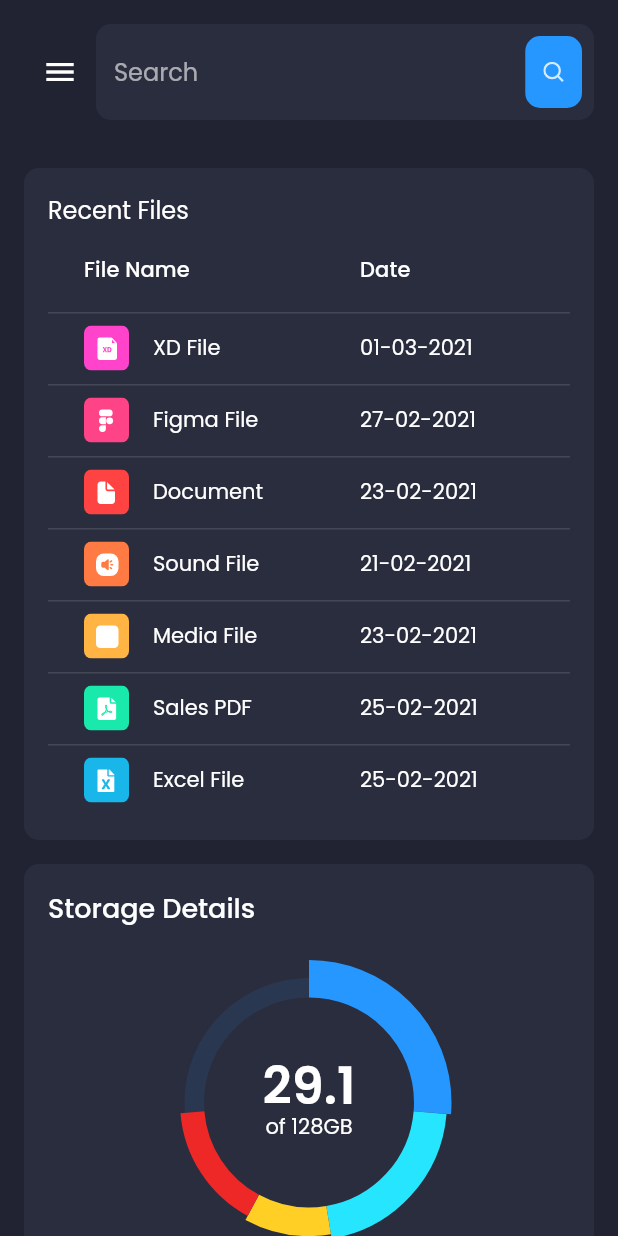
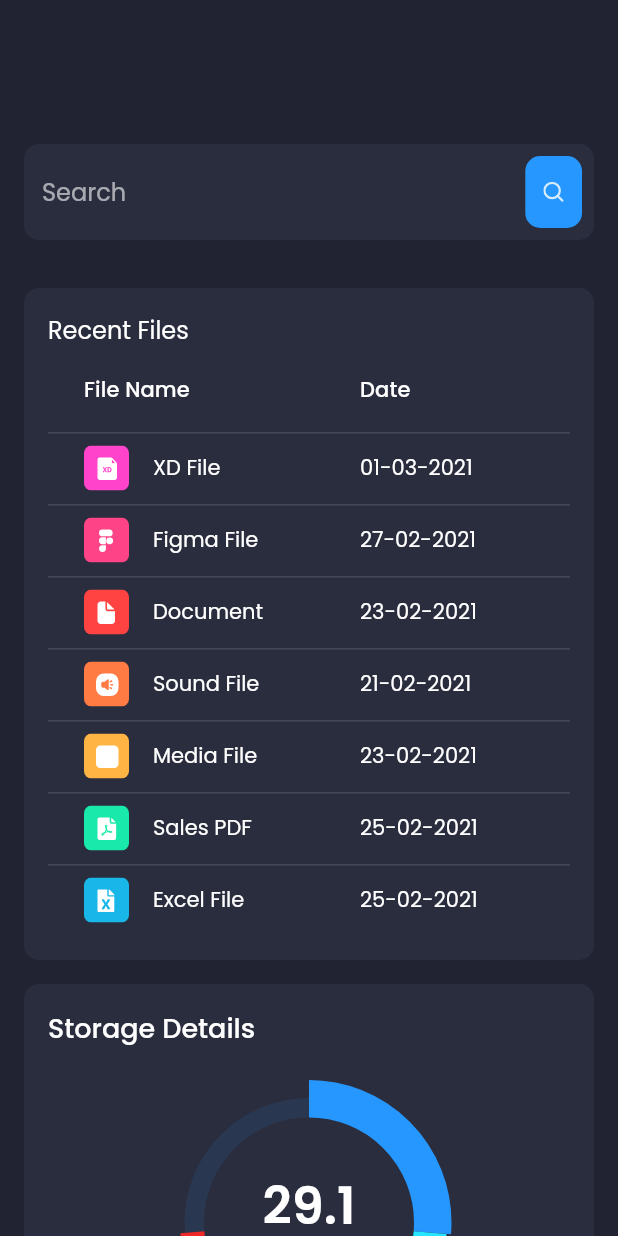
Before and after one commit to hemant1109/Flutter-Responsive-Admin-Panel-or-Dashboard, a Flutter app: the screen it shows after launch, on a phone screen of 412 x 824 dp. Run offline on Flutter 3.47's test engine with Material 2 defaults, Android fonts, the phone set to English and light mode, and no system bars; drawn by our look-alikes of data_table_2, fl_chart; our stand-ins replace flutter_svg, google_fonts.

Commit message:
creating dashboard

```diff
--- a/lib/screens/dashboard/components/header.dart
+++ b/lib/screens/dashboard/components/header.dart
@@ -15,13 +15,26 @@ class Header extends StatelessWidget {
   Widget build(BuildContext context) {
     return Row(
       children: [
-        if (!Responsive.isDesktop(context))
-          IconButton(
-            icon: Icon(Icons.menu),
-            onPressed: context.read<MenuController>().controlMenu,
+        // if (!Responsive.isDesktop(context))
+        //   IconButton(
+        //     icon: Icon(Icons.menu),
+        //     onPressed: context
+        //         .read<MenuController>()
+        //         .controlMenu,
+        //   ),
+        if (!Responsive.isMobile(context))
+          InkWell(
+            onTap: () {},
+            child: Container(
+              padding: EdgeInsets.all(defaultPadding * 0.45),
+              margin: EdgeInsets.symmetric(horizontal: defaultPadding / 2,vertical: defaultPadding / 2),
+              decoration: BoxDecoration(
+                color: primaryColor,
+                borderRadius: const BorderRadius.all(Radius.circular(10)),
+              ),
+              child: Icon(Icons.add),
+            ),
           ),
-        if (!Responsive.isMobile(context))
-          IconButton(onPressed: () => {}, icon: Icon(Icons.add),),
         if (!Responsive.isMobile(context))
           Spacer(flex: Responsive.isDesktop(context) ? 2 : 1),
         Expanded(child: SearchField()),
@@ -58,7 +71,7 @@ class ProfileCard extends StatelessWidget {
           if (!Responsive.isMobile(context))
             Padding(
               padding:
-                  const EdgeInsets.symmetric(horizontal: defaultPadding / 2),
+              const EdgeInsets.symmetric(horizontal: defaultPadding / 2),
               child: Text("Angelina Jolie"),
             ),
           Icon(Icons.keyboard_arrow_down),
--- a/lib/screens/dashboard/dashboard_screen.dart
+++ b/lib/screens/dashboard/dashboard_screen.dart
@@ -1,10 +1,8 @@
 import 'package:admin/responsive.dart';
-import 'package:admin/screens/dashboard/components/my_fields.dart';
 import 'package:flutter/material.dart';
 
 import '../../constants.dart';
 import 'components/header.dart';
-
 import 'components/recent_files.dart';
 import 'components/storage_details.dart';
 
@@ -16,16 +14,17 @@ class DashboardScreen extends StatelessWidget {
         padding: EdgeInsets.all(defaultPadding),
         child: Column(
           children: [
+            SizedBox(height: defaultPadding * 5),
             Header(),
             SizedBox(height: defaultPadding),
             Row(
               crossAxisAlignment: CrossAxisAlignment.start,
               children: [
                 Expanded(
-                  flex: 5,
+                  // flex: 5,
                   child: Column(
                     children: [
-                     // MyFiles(),
+                      // MyFiles(),
                       SizedBox(height: defaultPadding),
                       RecentFiles(),
                       if (Responsive.isMobile(context))
--- a/lib/screens/main/main_screen.dart
+++ b/lib/screens/main/main_screen.dart
@@ -25,7 +25,7 @@ class MainScreen extends StatelessWidget {
             //   ),
             Expanded(
               // It takes 5/6 part of the screen
-              flex: 5,
+              // flex: 1,
               child: DashboardScreen(),
             ),
           ],
```
